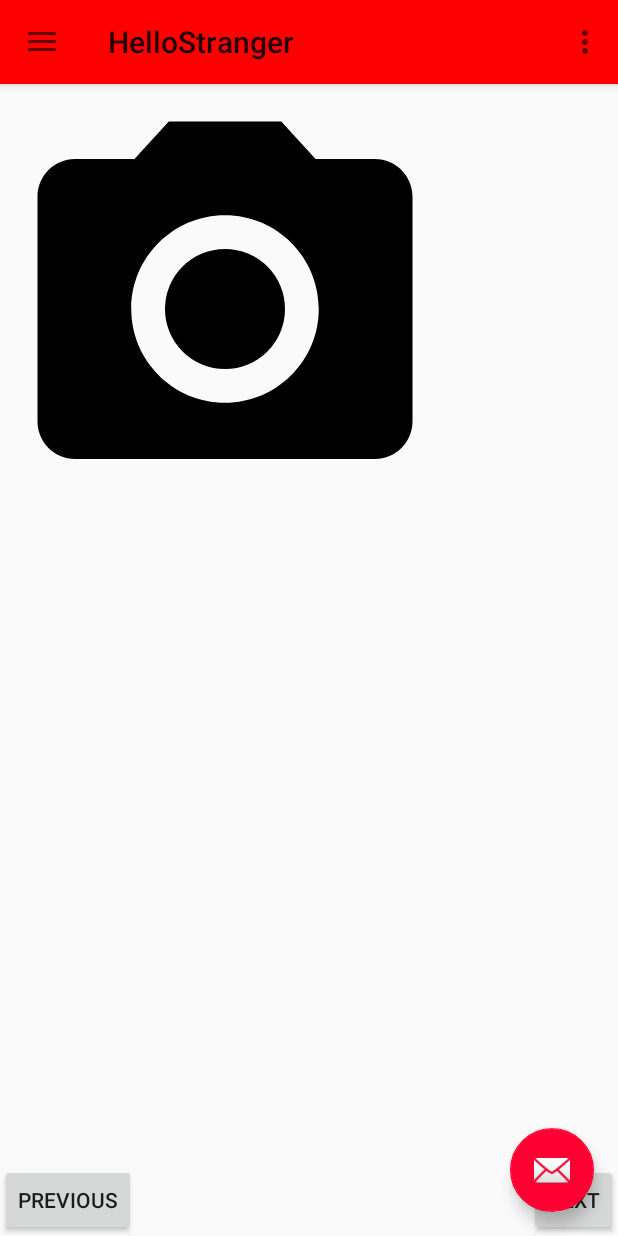
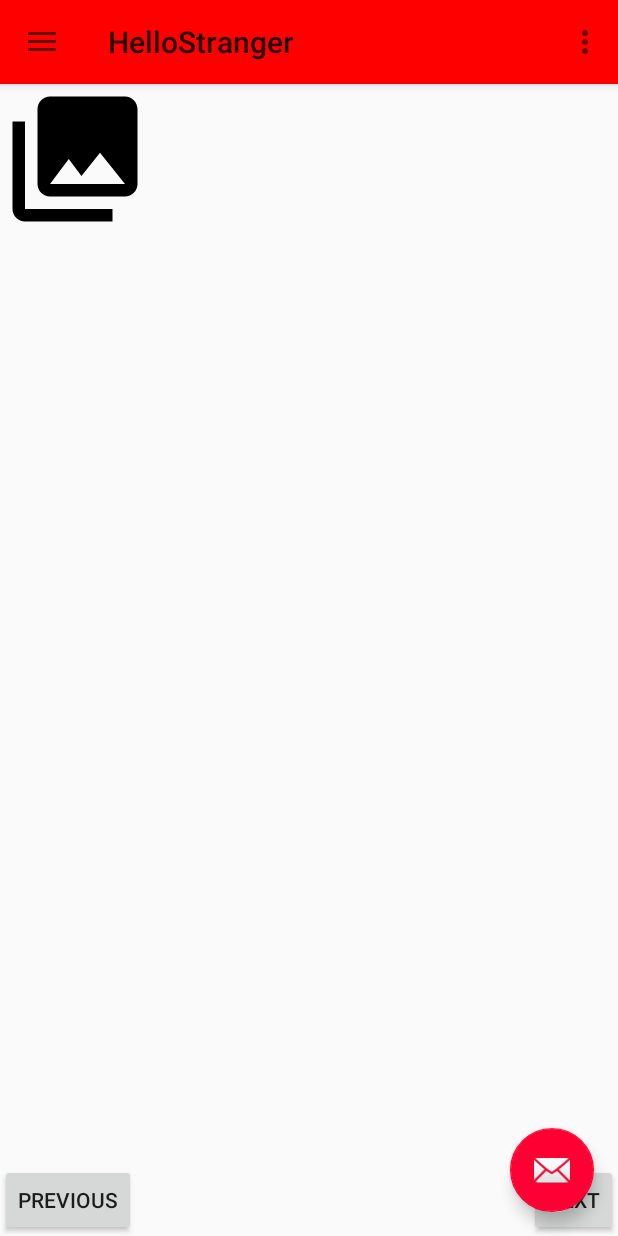
Before and after one commit to hojunyoo/HelloStranger, an Android app: the fragment QuickMenuFragment placed in its activity, on a phone screen of 412 x 824 dp. Run offline under Robolectric (Android 15) with nearby library versions, the phone set to English and light mode, and no system bars.

Commit message:
issue #2 QuickMenuFragment test view(뷰 이름 flipview) touch tracking 코드 적용 터치 지점과 다른 곳에서 움직이지만 일단 fragment에서 touch tracking 적용 성공

```diff
--- a/app/src/main/res/layout/activity_setting_taboo.xml
+++ b/app/src/main/res/layout/activity_setting_taboo.xml
@@ -6,7 +6,7 @@
 
     <TextView
         android:layout_width="match_parent"
-        android:layout_height="70dp"
+        android:layout_height="60dp"
         android:gravity="center"
         android:textAppearance="?android:attr/textAppearanceMedium"
         android:background="#e7e7e7"
--- a/app/src/main/res/layout/fragment_quick_menu.xml
+++ b/app/src/main/res/layout/fragment_quick_menu.xml
@@ -4,44 +4,6 @@
     android:layout_height="match_parent"
     tools:context=".activity.QuickMenuFragment">
 
-
-    <ViewFlipper
-        android:layout_width="wrap_content"
-        android:layout_height="wrap_content"
-        android:id="@+id/viewFlipper"
-        android:layout_gravity="left|top" >
-
-        <ImageView
-            android:layout_width="300dp"
-            android:layout_height="300dp"
-            android:src="@drawable/ic_menu_camera"
-            android:id="@+id/flipper_imageView1" />
-
-        <ImageView
-            android:layout_width="300dp"
-            android:layout_height="300dp"
-            android:src="@drawable/ic_menu_slideshow"
-            android:id="@+id/flipper_imageView2" />
-
-        <RelativeLayout
-            android:layout_width="match_parent"
-            android:layout_height="match_parent">
-
-            <Button
-                style="?android:attr/buttonStyleSmall"
-                android:layout_width="wrap_content"
-                android:layout_height="wrap_content"
-                android:text="New Button"
-                android:id="@+id/flipper_button7" />
-
-            <RatingBar
-                android:layout_width="wrap_content"
-                android:layout_height="wrap_content"
-                android:id="@+id/flipper_ratingBar"
-                android:layout_below="@+id/flipper_button7"/>
-        </RelativeLayout>
-
-    </ViewFlipper>
 
     <Button
         style="?android:attr/buttonStyleSmall"
@@ -59,4 +21,11 @@
         android:id="@+id/next"
        android:layout_gravity="right|bottom" />
 
+    <ImageView
+        android:layout_width="100dp"
+        android:layout_height="100dp"
+        android:src="@drawable/ic_menu_gallery"
+        android:id="@+id/flipview"
+        android:layout_gravity="left|top" />
+
 </FrameLayout>
```
Also changed, not shown: app/src/main/AndroidManifest.xml (+9 -5 lines), app/src/main/java/com/example/secpc/hellostranger/activity/QuickMenuFragment.java (+106 -16 lines), app/src/main/java/com/example/secpc/hellostranger/activity/ServerInteraction.java (added, +7 -0 lines).
